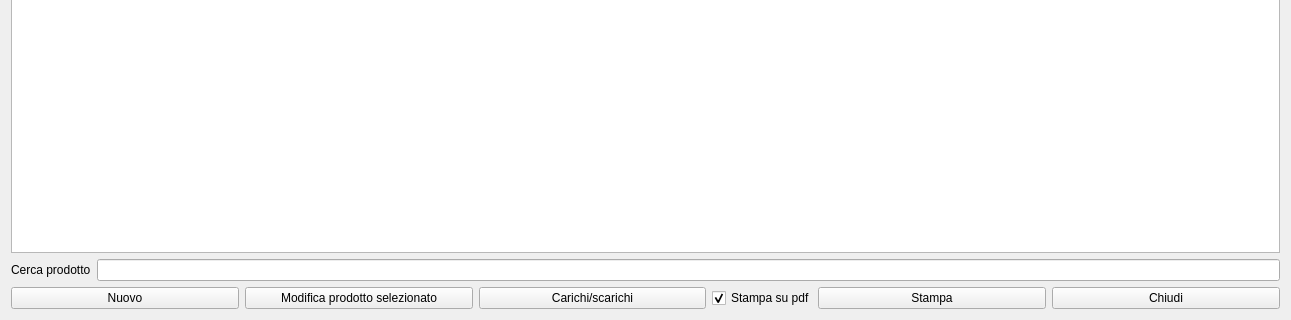
Old version of the form hprodottinew.ui in the repository fblabs/hamlet-mod-sancon; both pictures show x 0 to 1291 and y 323 to 643 of the 1291 by 643 pixel window.
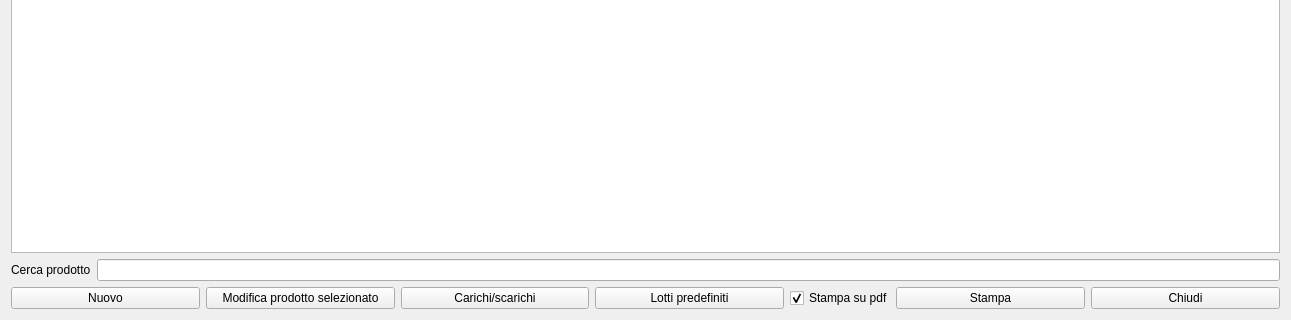
New version of the form. Icons and pictures are not drawn.

The edit to the form file:
```diff
--- a/hprodottinew.ui
+++ b/hprodottinew.ui
@@ -194,6 +194,23 @@
        </property>
       </widget>
      </item>
+     <item>
+      <widget class="QPushButton" name="pbPreferredLots">
+       <property name="text">
+        <string>Lotti predefiniti</string>
+       </property>
+       <property name="icon">
+        <iconset resource="icons.qrc">
+         <normaloff>:/Resources/Text-columns64.png</normaloff>:/Resources/Text-columns64.png</iconset>
+       </property>
+       <property name="iconSize">
+        <size>
+         <width>32</width>
+         <height>32</height>
+        </size>
+       </property>
+      </widget>
+     </item>
      <item>
       <widget class="QCheckBox" name="cbPdf">
        <property name="maximumSize">
```
